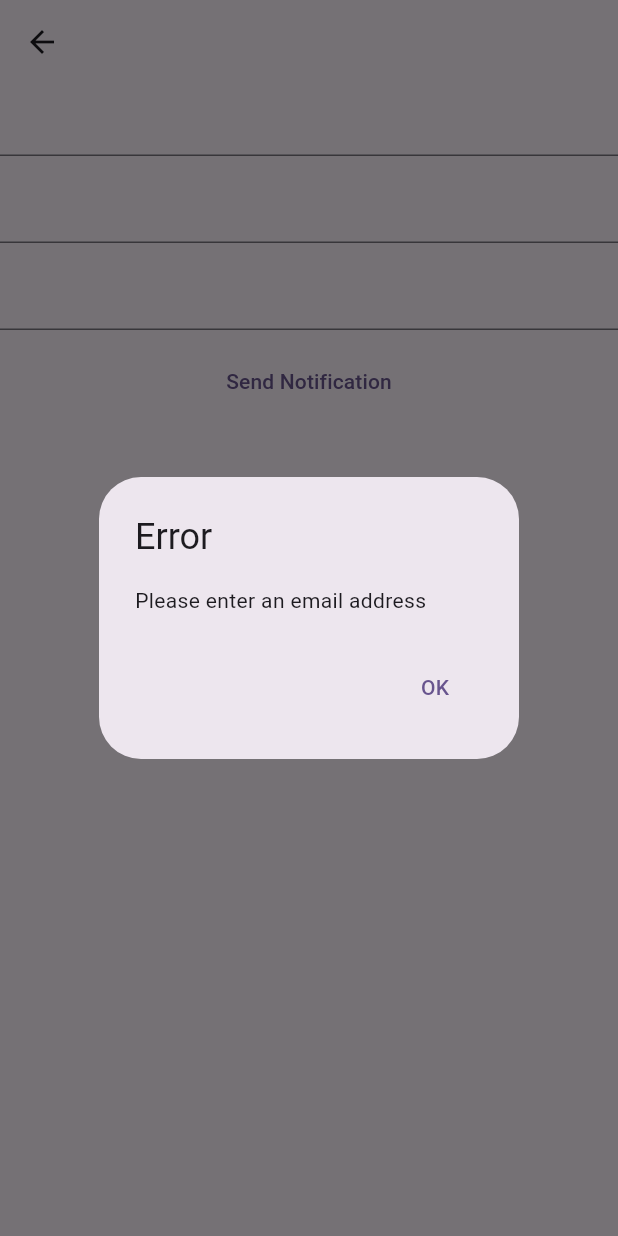
After one commit to Tareq4345/flutter_firebase_notification, a Flutter app: the MessagePage screen opened directly, after a tap on "Send Notification", on a phone screen of 412 x 824 dp. The commit adds this screen. Run offline on Flutter 3.47's test engine with Material 3 defaults, Android fonts, the phone set to English and light mode, and no system bars; our stand-ins replace cloud_firestore, firebase_core, firebase_messaging, flutter_local_notifications, googleapis_auth; missing offline and left inert: jose; accounts and stored records are empty; project files that could hold a hidden picture were left out.

Commit message:
frist commit

```diff
--- a/lib/main.dart
+++ b/lib/main.dart
@@ -1,7 +1,7 @@
 import 'package:flutter/foundation.dart';
 import 'package:flutter/material.dart';
 import 'package:firebase_core/firebase_core.dart';
-import 'package:flutter_firebase_notification/home_page.dart';
+import 'package:flutter_firebase_notification/notification/pages/home_page.dart';
 import 'package:firebase_messaging/firebase_messaging.dart';
 
 Future<void> _firebaseMessagingBackGroundHandler(RemoteMessage meassage) async {
@@ -26,6 +26,7 @@ class MyApp extends StatelessWidget {
   Widget build(BuildContext context) {
     return MaterialApp(
       title: 'Notification',
+      debugShowCheckedModeBanner: false,
       theme: ThemeData(
         colorScheme: ColorScheme.fromSeed(seedColor: Colors.deepPurple),
         useMaterial3: true,
--- /dev/null
+++ b/lib/notification/pages/message_page.dart
@@ -0,0 +1,142 @@
+import 'package:cloud_firestore/cloud_firestore.dart';
+import 'package:flutter/material.dart';
+import 'package:flutter_firebase_notification/notification/service/service.dart';
+import 'package:flutter_local_notifications/flutter_local_notifications.dart';
+
+class MessagePage extends StatefulWidget {
+  const MessagePage({super.key});
+
+  @override
+  State<MessagePage> createState() => _MessagePageState();
+}
+
+class _MessagePageState extends State<MessagePage> {
+  String? userToken;
+  final TextEditingController _emailController = TextEditingController();
+  final TextEditingController _titleController = TextEditingController();
+  final TextEditingController _bodyController = TextEditingController();
+  FirebaseFirestore _firestore = FirebaseFirestore.instance;
+  FlutterLocalNotificationsPlugin _flutterLocalNotificationsPlugin =
+      FlutterLocalNotificationsPlugin();
+
+  @override
+  void initState() {
+    // TODO: implement initState
+    super.initState();
+
+    _initLocalNotification();
+  }
+
+  void _initLocalNotification() {
+    const AndroidInitializationSettings androidInitializationSettings =
+        AndroidInitializationSettings('@mipmap/ic_launcher');
+
+    const InitializationSettings initializationSettings =
+        InitializationSettings(android: androidInitializationSettings);
+
+    _flutterLocalNotificationsPlugin.initialize(initializationSettings);
+  }
+
+  Future<void> _getTokenAndSendNotification() async {
+    String email = _emailController.text.trim();
+
+    if (email.isEmpty) {
+      _showDialog('Error', 'Please enter an email address');
+      return;
+    }
+
+    try {
+      DocumentSnapshot userDoc =
+          await _firestore.collection('users').doc(email).get();
+      if (userDoc.exists) {
+        setState(() {
+          userToken = userDoc['deviceToken'];
+          debugPrint("Fetched token: $userToken");
+        });
+
+        if (userToken != null) {
+          _sendNotification();
+        } else {
+          _showDialog('Error', 'Device token not found for this user.');
+        }
+      } else {
+        _showDialog('Error', 'User not found.');
+      }
+    } catch (e) {
+      debugPrint('Error retrieving document: $e');
+      _showDialog('Error', 'Error retrieving user document.');
+    }
+  }
+
+  _sendNotification() async {
+    String title = _titleController.text.trim();
+    String body = _bodyController.text.trim();
+
+    if (title.isEmpty || body.isEmpty) {
+      _showDialog("error", "title and body cannnot be empty");
+      return;
+    }
+
+    try {
+      final accessToken = await Service().getAccessToken();
+      await Service().sendNotificaton(accessToken, userToken!, title, body);
+      _showDialog('Success', 'Notification sent successfully.');
+    } catch (e) {
+      debugPrint('Error sending notification: $e');
+      _showDialog('Error', 'Error sending notification.');
+    }
+  }
+
+  void _showDialog(String title, String message) {
+    showDialog(
+      context: context,
+      builder: (BuildContext context) {
+        return AlertDialog(
+          title: Text(title),
+          content: Text(message),
+          actions: [
+            TextButton(
+              child: const Text('OK'),
+              onPressed: () {
+                Navigator.of(context).pop();
+              },
+            ),
+          ],
+        );
+      },
+    );
+  }
+
+  @override
+  Widget build(BuildContext context) {
+    return Scaffold(
+      appBar: AppBar(),
+      body: Column(
+        children: [
+          TextFormField(
+            controller: _emailController,
+          ),
+          const SizedBox(
+            height: 10,
+          ),
+          TextFormField(
+            controller: _titleController,
+          ),
+          const SizedBox(
+            height: 10,
+          ),
+          TextFormField(
+            controller: _bodyController,
+          ),
+          const SizedBox(
+            height: 10,
+          ),
+          TextButton(
+            onPressed: _getTokenAndSendNotification,
+            child: const Text("Send Notification"),
+          ),
+        ],
+      ),
+    );
+  }
+}
--- a/pubspec.yaml
+++ b/pubspec.yaml
@@ -19,6 +19,7 @@ dependencies:
   http: ^1.2.2
   googleapis_auth: ^1.6.0
   flutter_local_notifications: ^17.2.2
+  jose: ^0.3.4
 
 dev_dependencies:
   flutter_test:
```
Also changed, not shown: lib/home_page.dart (deleted, +0 -62 lines), lib/notification/pages/home_page.dart (added, +140 -0 lines), lib/notification/service/service.dart (added, +98 -0 lines), pubspec.lock, 1 other file.
